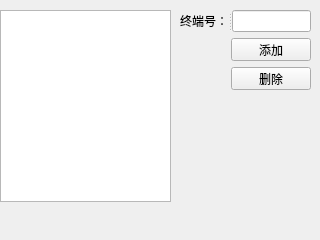
The window that signin.ui (wollir/shuye_soft) describes before a commit, drawn with Qt 5.
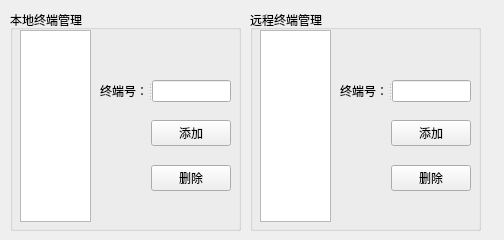
The same window after the commit.

Commit message: 远程注册功能

Patch:
```diff
--- a/signin.ui
+++ b/signin.ui
@@ -6,19 +6,31 @@
    <rect>
     <x>0</x>
     <y>0</y>
-    <width>320</width>
+    <width>504</width>
     <height>240</height>
    </rect>
   </property>
   <property name="windowTitle">
    <string>Form</string>
   </property>
+  <widget class="QGroupBox" name="groupBox">
+   <property name="geometry">
+    <rect>
+     <x>250</x>
+     <y>10</y>
+     <width>231</width>
+     <height>221</height>
+    </rect>
+   </property>
+   <property name="title">
+    <string>远程终端管理</string>
+   </property>
   <widget class="QListView" name="listView">
    <property name="geometry">
     <rect>
-     <x>0</x>
-     <y>10</y>
-     <width>171</width>
+      <x>10</x>
+      <y>20</y>
+      <width>71</width>
      <height>192</height>
     </rect>
    </property>
@@ -26,19 +38,32 @@
     <set>QAbstractItemView::NoEditTriggers</set>
    </property>
   </widget>
-  <widget class="QWidget" name="layoutWidget">
+   <widget class="QWidget" name="layoutWidget_3">
    <property name="geometry">
     <rect>
-     <x>180</x>
-     <y>10</y>
+      <x>90</x>
+      <y>70</y>
      <width>131</width>
-     <height>80</height>
-    </rect>
-   </property>
-   <layout class="QGridLayout" name="gridLayout">
-    <item row="1" column="0">
-     <spacer name="horizontalSpacer_2">
+      <height>111</height>
+     </rect>
+    </property>
+    <layout class="QGridLayout" name="gridLayout_3">
+     <item row="3" column="1">
+      <spacer name="verticalSpacer_5">
       <property name="orientation">
+        <enum>Qt::Vertical</enum>
+       </property>
+       <property name="sizeHint" stdset="0">
+        <size>
+         <width>20</width>
+         <height>40</height>
+        </size>
+       </property>
+      </spacer>
+     </item>
+     <item row="2" column="0">
+      <spacer name="horizontalSpacer_4">
+       <property name="orientation">
        <enum>Qt::Horizontal</enum>
       </property>
       <property name="sizeHint" stdset="0">
@@ -49,13 +74,33 @@
       </property>
      </spacer>
     </item>
-    <item row="1" column="1">
-     <widget class="QPushButton" name="pushButton">
+     <item row="2" column="1">
+      <widget class="QPushButton" name="pushButton_5">
       <property name="text">
        <string>添加</string>
       </property>
      </widget>
     </item>
+     <item row="4" column="0">
+      <spacer name="verticalSpacer_6">
+       <property name="orientation">
+        <enum>Qt::Vertical</enum>
+       </property>
+       <property name="sizeHint" stdset="0">
+        <size>
+         <width>20</width>
+         <height>40</height>
+        </size>
+       </property>
+      </spacer>
+     </item>
+     <item row="4" column="1">
+      <widget class="QPushButton" name="pushButton_6">
+       <property name="text">
+        <string>删除</string>
+       </property>
+      </widget>
+     </item>
     <item row="0" column="0" colspan="2">
      <widget class="QSplitter" name="splitter">
       <property name="orientation">
@@ -66,11 +111,11 @@
         <string>终端号：</string>
        </property>
       </widget>
-      <widget class="QLineEdit" name="lineEdit"/>
-     </widget>
-    </item>
-    <item row="2" column="0">
-     <spacer name="verticalSpacer">
+       <widget class="QLineEdit" name="lineEdit_3"/>
+      </widget>
+     </item>
+     <item row="1" column="1">
+      <spacer name="verticalSpacer_7">
       <property name="orientation">
        <enum>Qt::Vertical</enum>
       </property>
@@ -82,20 +127,143 @@
       </property>
      </spacer>
     </item>
+    </layout>
+   </widget>
+   <widget class="QLabel" name="label_3">
+    <property name="geometry">
+     <rect>
+      <x>160</x>
+      <y>190</y>
+      <width>54</width>
+      <height>12</height>
+     </rect>
+    </property>
+    <property name="text">
+     <string/>
+    </property>
+   </widget>
+  </widget>
+  <widget class="QGroupBox" name="groupBox_2">
+   <property name="geometry">
+    <rect>
+     <x>10</x>
+     <y>10</y>
+     <width>231</width>
+     <height>221</height>
+    </rect>
+   </property>
+   <property name="title">
+    <string>本地终端管理</string>
+   </property>
+   <widget class="QListView" name="listView_2">
+    <property name="geometry">
+     <rect>
+      <x>10</x>
+      <y>20</y>
+      <width>71</width>
+      <height>192</height>
+     </rect>
+    </property>
+    <property name="editTriggers">
+     <set>QAbstractItemView::NoEditTriggers</set>
+    </property>
+   </widget>
+   <widget class="QWidget" name="layoutWidget_2">
+    <property name="geometry">
+     <rect>
+      <x>90</x>
+      <y>70</y>
+      <width>131</width>
+      <height>111</height>
+     </rect>
+    </property>
+    <layout class="QGridLayout" name="gridLayout_2">
+     <item row="3" column="1">
+      <spacer name="verticalSpacer_3">
+       <property name="orientation">
+        <enum>Qt::Vertical</enum>
+       </property>
+       <property name="sizeHint" stdset="0">
+        <size>
+         <width>20</width>
+         <height>40</height>
+        </size>
+       </property>
+      </spacer>
+     </item>
+     <item row="2" column="0">
+      <spacer name="horizontalSpacer_3">
+       <property name="orientation">
+        <enum>Qt::Horizontal</enum>
+       </property>
+       <property name="sizeHint" stdset="0">
+        <size>
+         <width>40</width>
+         <height>20</height>
+        </size>
+       </property>
+      </spacer>
+     </item>
     <item row="2" column="1">
-     <widget class="QPushButton" name="pushButton_2">
+      <widget class="QPushButton" name="pushButton_3">
       <property name="text">
+        <string>添加</string>
+       </property>
+      </widget>
+     </item>
+     <item row="4" column="0">
+      <spacer name="verticalSpacer_2">
+       <property name="orientation">
+        <enum>Qt::Vertical</enum>
+       </property>
+       <property name="sizeHint" stdset="0">
+        <size>
+         <width>20</width>
+         <height>40</height>
+        </size>
+       </property>
+      </spacer>
+     </item>
+     <item row="4" column="1">
+      <widget class="QPushButton" name="pushButton_4">
+       <property name="text">
        <string>删除</string>
       </property>
      </widget>
     </item>
+     <item row="0" column="0" colspan="2">
+      <widget class="QSplitter" name="splitter_2">
+       <property name="orientation">
+        <enum>Qt::Horizontal</enum>
+       </property>
+       <widget class="QLabel" name="label_4">
+        <property name="text">
+         <string>终端号：</string>
+        </property>
+       </widget>
+       <widget class="QLineEdit" name="lineEdit_2"/>
+      </widget>
+     </item>
+     <item row="1" column="1">
+      <spacer name="verticalSpacer_4">
+       <property name="orientation">
+        <enum>Qt::Vertical</enum>
+       </property>
+       <property name="sizeHint" stdset="0">
+        <size>
+         <width>20</width>
+         <height>40</height>
+        </size>
+       </property>
+      </spacer>
+     </item>
    </layout>
   </widget>
   <widget class="QLabel" name="label_2">
    <property name="geometry">
     <rect>
-     <x>240</x>
-     <y>100</y>
+      <x>160</x>
+      <y>190</y>
      <width>54</width>
      <height>12</height>
     </rect>
@@ -104,9 +272,7 @@
     <string/>
    </property>
   </widget>
-  <zorder>layoutWidget</zorder>
-  <zorder>listView</zorder>
-  <zorder>label_2</zorder>
+  </widget>
  </widget>
  <resources/>
  <connections/>
```
Left out of the diff: 4 changed lines with no effect on the pictures. Lines whose indentation alone changed are shown as unchanged. The commit also changes 16 other files.
